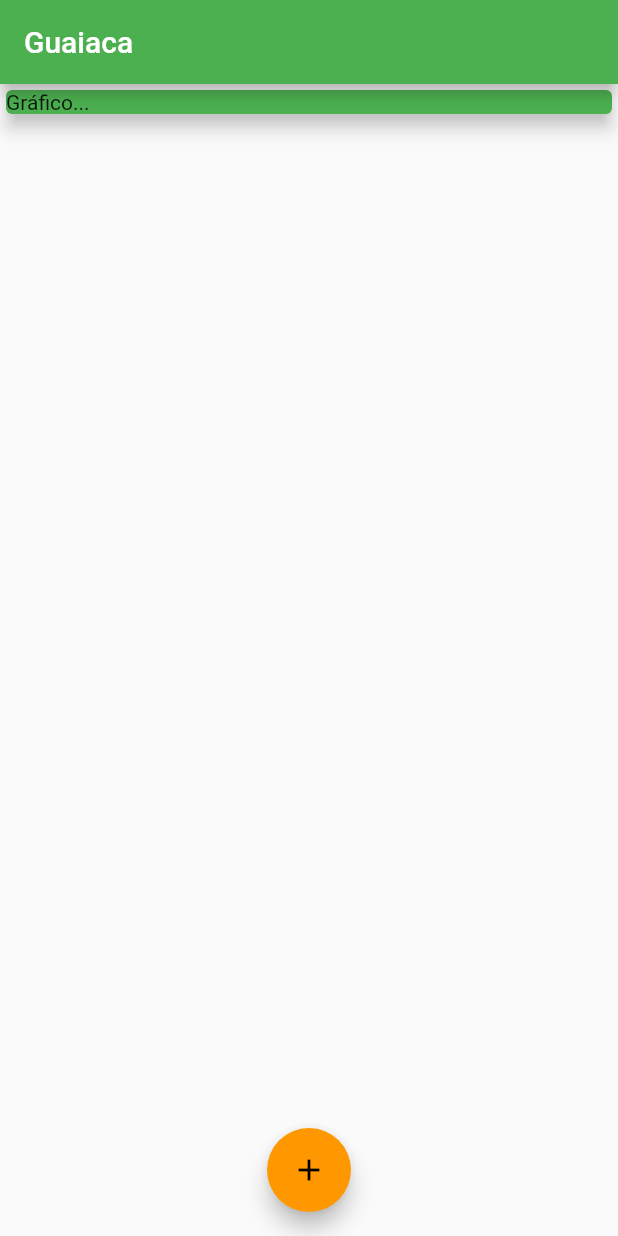
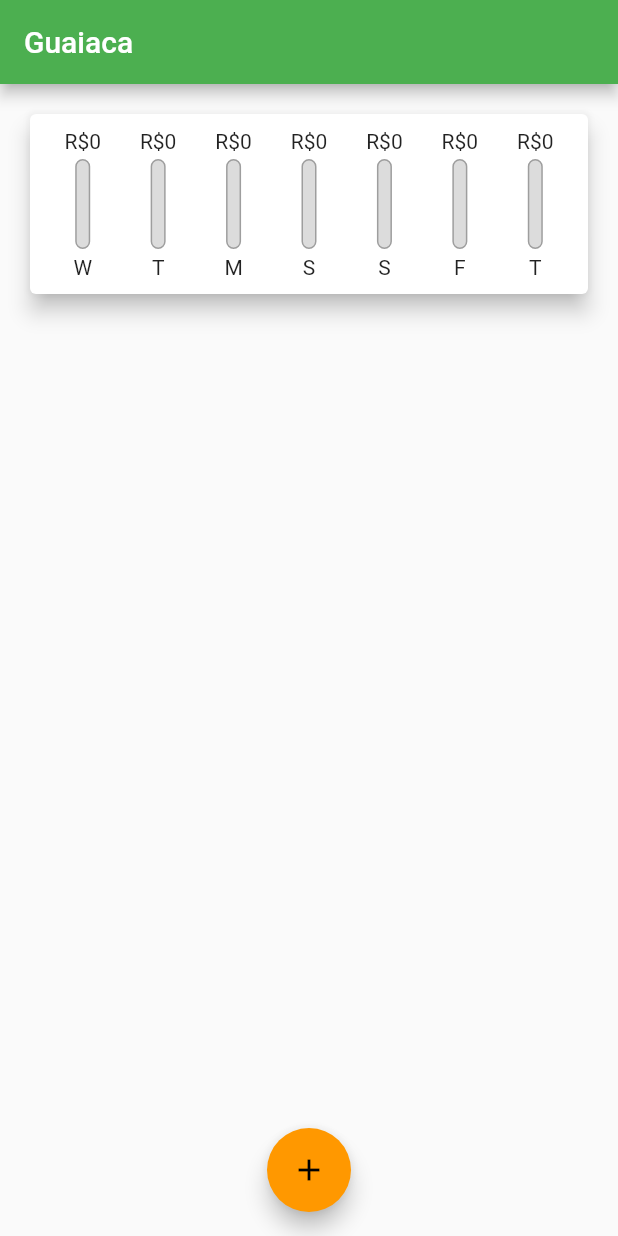
Before and after one commit to mariugo/guaiaca, a Flutter app: the screen it shows after launch, on a phone screen of 412 x 824 dp. Run offline on Flutter 3.47's test engine with Material 2 defaults, Android fonts, the phone set to English and light mode, and no system bars.

Commit message:
Criação das barras do gráfico e lógica

```diff
--- a/lib/screens/home.dart
+++ b/lib/screens/home.dart
@@ -1,4 +1,5 @@
 import 'package:flutter/material.dart';
+import 'package:guaiaca/widgets/grafico.dart';
 import '../widgets/lista_transacao_widget.dart';
 import '../model/transacao.dart';
 import '../widgets/nova_transacao_widget.dart';
@@ -12,6 +13,14 @@ class _MyHomePageState extends State<MyHomePage> {
   final tituloController = TextEditingController();
   final valorController = TextEditingController();
   final List<Transacao> _usuarioTransacoes = [];
+
+  List<Transacao> get _usuarioTransacoesRecentes {
+    return _usuarioTransacoes.where((element) {
+      return element.data.isAfter(
+        DateTime.now().subtract(Duration(days: 7)),
+      );
+    }).toList();
+  }
 
   void _adicionarNovaTransacao(String titulo, double valor) {
     final novaTransacao = Transacao(
@@ -38,10 +47,7 @@ class _MyHomePageState extends State<MyHomePage> {
             children: <Widget>[
               Container(
                 width: double.infinity,
-                child: Card(
-                    child: Text('Gráfico...'),
-                    elevation: 5,
-                    color: Theme.of(context).primaryColor),
+                child: Grafico(_usuarioTransacoesRecentes),
               ),
               ListaTransacao(_usuarioTransacoes),
             ],
--- /dev/null
+++ b/lib/widgets/barras_grafico.dart
@@ -0,0 +1,54 @@
+import 'package:flutter/material.dart';
+
+class BarrasGrafico extends StatelessWidget {
+  final String letraSemana;
+  final double valorGasto;
+  final double porcentagemGasta;
+
+  BarrasGrafico(
+      {required this.letraSemana,
+      required this.valorGasto,
+      required this.porcentagemGasta});
+
+  @override
+  Widget build(BuildContext context) {
+    return Column(
+      children: <Widget>[
+        FittedBox(
+          child: Text('R\$${valorGasto.toStringAsFixed(0)}'),
+        ),
+        SizedBox(
+          height: 4,
+        ),
+        Container(
+          height: 60,
+          width: 10,
+          child: Stack(
+            children: <Widget>[
+              Container(
+                decoration: BoxDecoration(
+                  border: Border.all(color: Colors.grey, width: 1.0),
+                  color: Color.fromRGBO(220, 220, 220, 1),
+                  borderRadius: BorderRadius.circular(10),
+                ),
+              ),
+              FractionallySizedBox(
+                heightFactor: porcentagemGasta,
+                child: Container(
+                  decoration: BoxDecoration(
+                    color: Theme.of(context).primaryColor,
+                    borderRadius: BorderRadius.circular(10),
+                  ),
+                ),
+              ),
+            ],
+          ),
+        ),
+        SizedBox(
+          height: 4,
+        ),
+        Text(letraSemana),
+      ],
+    );
+  }
+}
--- a/lib/widgets/grafico.dart
+++ b/lib/widgets/grafico.dart
@@ -1,4 +1,5 @@
 import 'package:flutter/material.dart';
+import 'package:guaiaca/widgets/barras_grafico.dart';
 import 'package:intl/intl.dart';
 import '../model/transacao.dart';
 
@@ -7,7 +8,7 @@ class Grafico extends StatelessWidget {
 
   Grafico(this.transacoesRecentes);
 
-  List<Map<String, Object>> get valoresTransacoes {
+  List<Map<String, Object>> get valoresTransacoesAgrupadas {
     return List.generate(7, (index) {
       final diaSemana = DateTime.now().subtract(Duration(days: index));
       double somaTotal = 0.0;
@@ -20,8 +21,16 @@ class Grafico extends StatelessWidget {
         }
       }
 
-      return {'day': DateFormat.E(diaSemana), 'valor': somaTotal};
+      return {
+        'dia': DateFormat.E().format(diaSemana).substring(0, 1),
+        'valor': somaTotal,
+      };
     });
+  }
+
+  double get maximoGasto {
+    return valoresTransacoesAgrupadas.fold(
+        0, (soma, item) => soma + double.parse(item['valor'].toString()));
   }
 
   @override
@@ -29,8 +38,23 @@ class Grafico extends StatelessWidget {
     return Card(
       elevation: 6,
       margin: EdgeInsets.all(20),
-      child: Row(
-        children: <Widget>[],
+      child: Padding(
+        padding: const EdgeInsets.all(10),
+        child: Row(
+          mainAxisAlignment: MainAxisAlignment.spaceAround,
+          children: valoresTransacoesAgrupadas
+              .map((data) => Flexible(
+                    fit: FlexFit.tight,
+                    child: BarrasGrafico(
+                      letraSemana: data['dia'].toString(),
+                      valorGasto: (data['valor'] as double),
+                      porcentagemGasta: maximoGasto == 0
+                          ? 0
+                          : (data['valor'] as double) / maximoGasto,
+                    ),
+                  ))
+              .toList(),
+        ),
       ),
     );
   }
```
